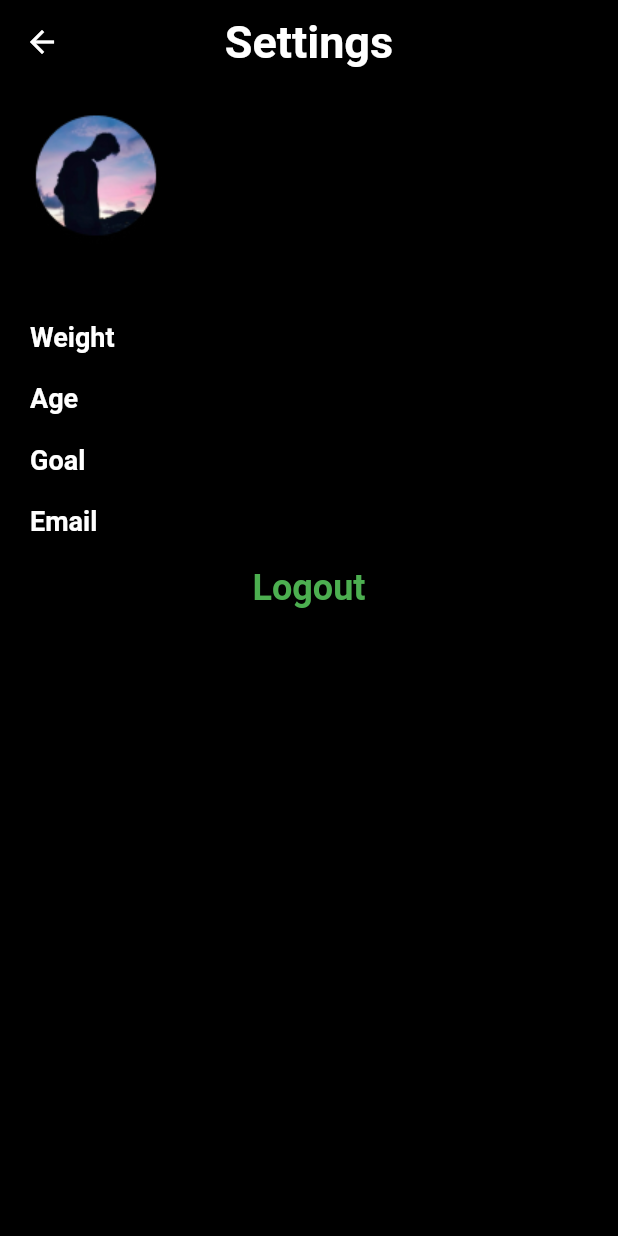
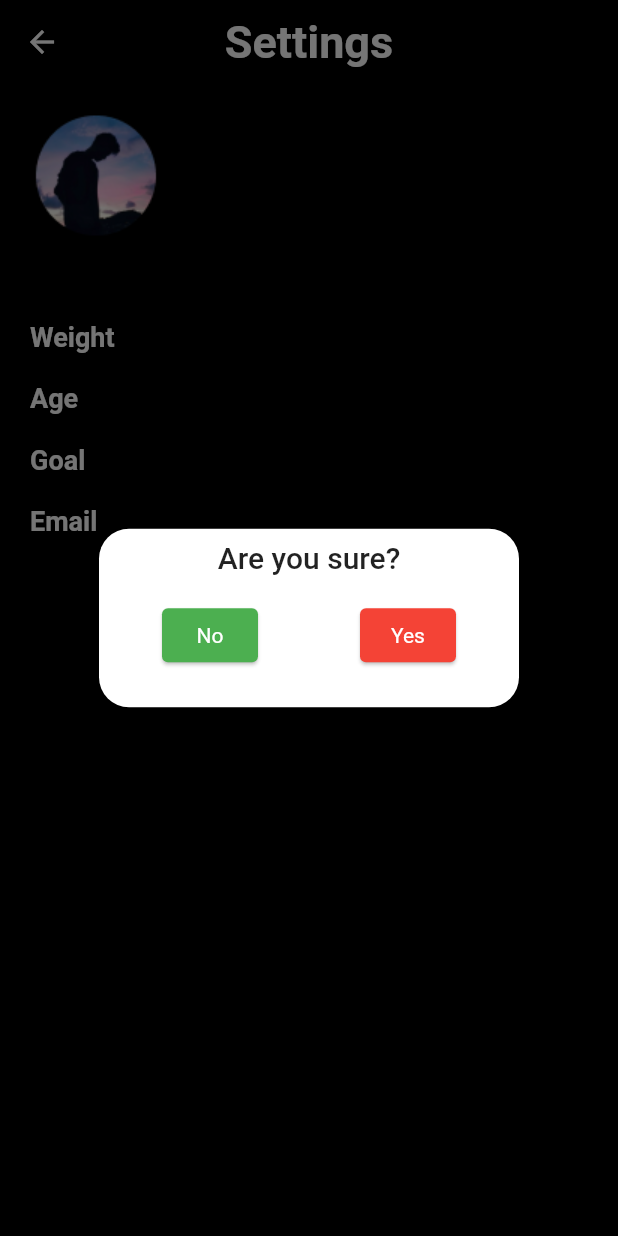
Before and after one commit to abdulmannankh21/gym_workout, a Flutter app: the SettingsScreen screen opened directly, after a tap on "Logout", on a phone screen of 412 x 824 dp. Run offline on Flutter 3.47's test engine with Material 2 defaults, Android fonts, the phone set to English and light mode, and no system bars; our stand-ins replace circle_nav_bar, cloud_firestore, firebase_auth, firebase_core, get, otp_text_field and 1 more; missing offline and left inert: circle_progress_bar, clickable_list_wheel_view; accounts and stored records are empty.

Commit message:
update 12 july

```diff
--- a/lib/screens/settings.dart
+++ b/lib/screens/settings.dart
@@ -2,6 +2,7 @@ import 'package:firebase_auth/firebase_auth.dart';
 import 'package:flutter/material.dart';
 import 'package:get/get.dart';
 import 'package:cloud_firestore/cloud_firestore.dart';
+import 'package:gym_workout/screens/chose_login_suginUp_ofline.dart';
 import 'login_signup_screen.dart';
 
 class SettingsScreen extends StatelessWidget {
@@ -186,34 +187,35 @@ class SettingsScreen extends StatelessWidget {
                 ),
                 GestureDetector(
                   onTap: () {
-                    _settingsController.logout;
-                    // Get.defaultDialog(
-                    //   title: 'Are you sure?',
-                    //   content: Row(
-                    //     mainAxisAlignment: MainAxisAlignment.spaceAround,
-                    //     children: [
-                    //       ElevatedButton(
-                    //         onPressed: () {
-                    //           Get.back();
-                    //         },
-                    //         style: ElevatedButton.styleFrom(
-                    //           elevation: 1,
-                    //           textStyle: const TextStyle(color: Colors.black),
-                    //         ),
-                    //         child: const Text('No'),
-                    //       ),
-                    //       ElevatedButton(
-                    //         onPressed: _settingsController.logout,
-                    //         style: ElevatedButton.styleFrom(
-                    //           elevation: 1,
-                    //           backgroundColor: Colors.red,
-                    //           textStyle: const TextStyle(color: Colors.white),
-                    //         ),
-                    //         child: const Text('Yes'),
-                    //       ),
-                    //     ],
-                    //   ),
-                    // );
+                    Get.defaultDialog(
+                      title: 'Are you sure?',
+                      content: Row(
+                        mainAxisAlignment: MainAxisAlignment.spaceAround,
+                        children: [
+                          ElevatedButton(
+                            onPressed: () {
+                              Get.back();
+                            },
+                            style: ElevatedButton.styleFrom(
+                              elevation: 1,
+                              textStyle: const TextStyle(color: Colors.black),
+                            ),
+                            child: const Text('No'),
+                          ),
+                          ElevatedButton(
+                            onPressed:(){
+                              _settingsController.signOutUser();
+                            },
+                            style: ElevatedButton.styleFrom(
+                              elevation: 1,
+                              backgroundColor: Colors.red,
+                              textStyle: const TextStyle(color: Colors.white),
+                            ),
+                            child: const Text('Yes'),
+                          ),
+                        ],
+                      ),
+                    );
                   },
                   child:  Text(
                     'Logout',
@@ -246,14 +248,17 @@ class SettingsController extends GetxController {
     super.onInit();
     fetchData(); // Call the method to fetch user data on initialization
   }
-  void logout() async {
+  void signOutUser() async {
     try {
       await FirebaseAuth.instance.signOut();
-      Get.offAll(() => LoginSignUpScreen(isSignup: true));
+      Get.offAll(() => ChoseLoginOfline());
+      // Successful logout
     } catch (e) {
-      print('Logout Error: $e');
+      print('Error logging out: $e');
+      // Handle any errors that occur during logout
     }
   }
+
   Future<void> fetchData() async {
     try {
       final user = FirebaseAuth.instance.currentUser;
```
Also changed, not shown: lib/screens/profile_exercise_level.dart (+8 -0 lines), lib/screens/profile_setup_age.dart (+9 -0 lines), lib/screens/profile_setup_goal.dart (+8 -0 lines), lib/screens/profile_weight.dart (+12 -2 lines), lib/screens/show_progress.dart (+4 -7 lines).
